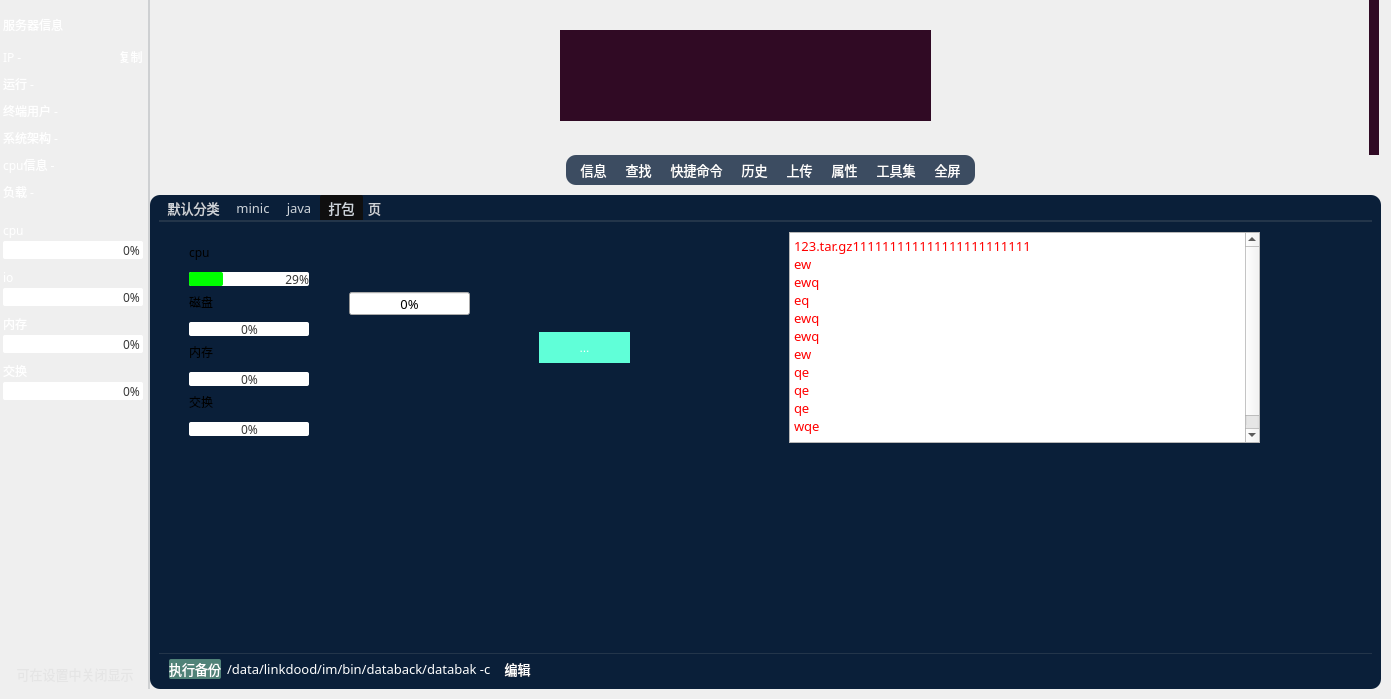
Old version of the form source/sshwidget.ui in the repository HuaGouFdog/Fdog-Kit.
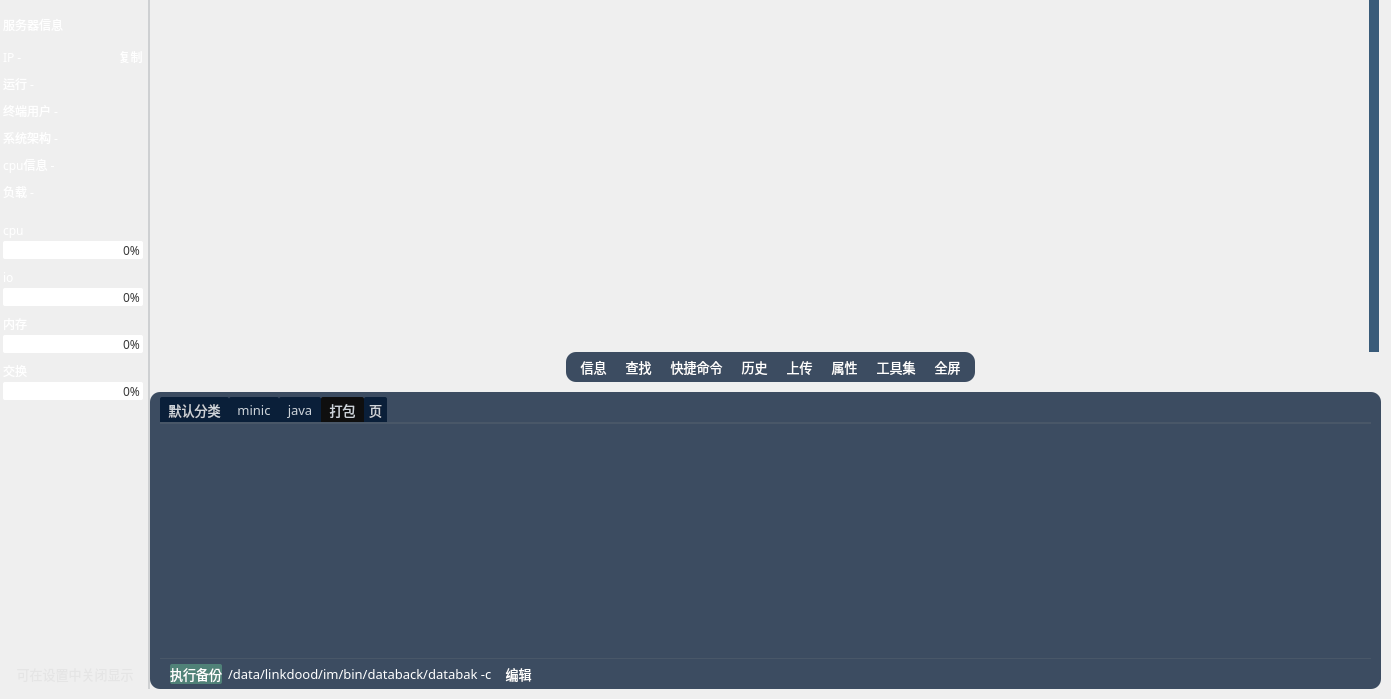
New version of the form. The open tabs and pages were chosen to show the change. Icons and pictures are not drawn.

The edit to the form file:
```diff
--- a/source/sshwidget.ui
+++ b/source/sshwidget.ui
@@ -1109,7 +1109,7 @@
                      <x>0</x>
                      <y>0</y>
                      <width>1229</width>
-                     <height>155</height>
+                     <height>349</height>
                     </rect>
                    </property>
                    <property name="sizePolicy">
@@ -1160,25 +1160,28 @@
                       </property>
                       <property name="styleSheet">
                        <string notr="true">QMenu {
-background-color: rgb(30, 34, 39);
+background-color: rgb(255, 255, 255);
 padding:10px;
 margin:10px;
 /*padding: 3px 0px 3px 0px;*/
 border-radius:6px;
 border:0px solid rgb(108, 117, 125, 65); 
+	
 }
 QMenu::item {
 	font-size: 10pt;
 	font: 10pt &quot;OPPOSans B&quot;;
 	
-	color: rgb(214, 233, 234);
-    background-color: rgb(30, 34, 39);
+	
+	color: rgb(59, 59, 59);
+    background-color: rgb(255, 255, 255);
     /*padding: 5px 25px 5px 25px;*/
     /*margin-left: 10px;*/
     /*margin-right: 10px;*/
 }
 QMenu::item:selected {
-	background-color: rgba(44, 49, 58, 250);
+	
+	background-color: rgba(167, 167, 167, 200);
 	border-radius:6px;
 
 }
@@ -1196,12 +1199,12 @@
 }
 QMenu::separator {
     height: 1px;
-    background: rgb(214, 233, 234);
+    background: rgb(80, 80, 80,200);
     /*margin-left: 10px;*/
     /*margin-right: 10px;*/
 }</string>
                       </property>
-                      <widget class="QTextEdit" name="textEdit">
+                      <widget class="QPlainTextEdit" name="plainTextEdit">
                        <property name="enabled">
                         <bool>true</bool>
                        </property>
@@ -1236,11 +1239,8 @@
                         </font>
                        </property>
                        <property name="styleSheet">
-                        <string notr="true">QTextEdit{
+                        <string notr="true">QPlainTextEdit{
 	/*background-color: rgba(0, 41, 69, 0);*/
-	
-	
-	background-color: rgb(48, 10, 36);
 	font: 12pt &quot;Cascadia Mono,OPPOSans B&quot;;
 	border: none;
 	padding-top:0px;
@@ -1251,7 +1251,7 @@
     color: rgba(0,0,0,0);
 }
 
-QTextEdit::cursor {
+QPlainTextEdit::cursor {
      background-color: red;
 }
 
@@ -1309,25 +1309,6 @@
                        <property name="lineWidth">
                         <number>1</number>
                        </property>
-                       <property name="lineWrapMode">
-                        <enum>QTextEdit::NoWrap</enum>
-                       </property>
-                       <property name="lineWrapColumnOrWidth">
-                        <number>100</number>
-                       </property>
-                       <property name="readOnly">
-                        <bool>false</bool>
-                       </property>
-                       <property name="html">
-                        <string>&lt;!DOCTYPE HTML PUBLIC &quot;-//W3C//DTD HTML 4.0//EN&quot; &quot;http://www.w3.org/TR/REC-html40/strict.dtd&quot;&gt;
-&lt;html&gt;&lt;head&gt;&lt;meta name=&quot;qrichtext&quot; content=&quot;1&quot; /&gt;&lt;style type=&quot;text/css&quot;&gt;
-p, li { white-space: pre-wrap; }
-&lt;/style&gt;&lt;/head&gt;&lt;body style=&quot; font-family:'Cascadia Mono,OPPOSans B'; font-size:12pt; font-weight:400; font-style:normal;&quot;&gt;
-&lt;p style=&quot;-qt-paragraph-type:empty; margin-top:0px; margin-bottom:0px; margin-left:0px; margin-right:0px; -qt-block-indent:0; text-indent:0px;&quot;&gt;&lt;br /&gt;&lt;/p&gt;&lt;/body&gt;&lt;/html&gt;</string>
-                       </property>
-                       <property name="textInteractionFlags">
-                        <set>Qt::TextEditorInteraction</set>
-                       </property>
                       </widget>
                      </widget>
                     </item>
@@ -1343,7 +1324,8 @@
     width: 10px;
 	/*background-color: rgba(0, 41, 69, 0);*/
 	
-	background-color: rgb(48, 10, 36);
+	
+	background-color: rgb(57, 91, 121);
     margin: 0px,0px,0px,0px;
     padding-top: 0px;		/*//隐藏上下的箭头*/
     padding-bottom: 0px;
@@ -1860,8 +1842,7 @@
            <widget class="QWidget" name="widget_3" native="true">
             <property name="styleSheet">
              <string notr="true">#widget_3 {
-	
-	background-color: rgb(10, 31, 57);
+	background-color: rgba(10, 31, 57, 200);
 	border-radius: 10px;
 }
 </string>
@@ -1871,16 +1852,16 @@
               <number>0</number>
              </property>
              <property name="leftMargin">
-              <number>9</number>
+              <number>10</number>
              </property>
              <property name="topMargin">
-              <number>0</number>
+              <number>5</number>
              </property>
              <property name="rightMargin">
-              <number>9</number>
+              <number>10</number>
              </property>
              <property name="bottomMargin">
-              <number>5</number>
+              <number>0</number>
              </property>
              <item>
               <widget class="QTabWidget" name="tabWidget">
@@ -1968,7 +1949,7 @@
                 <enum>QTabWidget::Rounded</enum>
                </property>
                <property name="currentIndex">
-                <number>3</number>
+                <number>0</number>
                </property>
                <widget class="QWidget" name="tab">
                 <attribute name="title">
@@ -1979,512 +1960,23 @@
                 <attribute name="title">
                  <string> minic </string>
                 </attribute>
-                <layout class="QHBoxLayout" name="horizontalLayout_3">
-                 <item>
-                  <widget class="QTextEdit" name="textEdit_5">
-                   <property name="font">
-                    <font>
-                     <family>OPPOSans B</family>
-                     <pointsize>10</pointsize>
-                    </font>
-                   </property>
-                  </widget>
-                 </item>
-                 <item>
-                  <widget class="QPlainTextEdit" name="plainTextEdit_2"/>
-                 </item>
-                </layout>
+                <layout class="QHBoxLayout" name="horizontalLayout_3"/>
                </widget>
                <widget class="QWidget" name="tab_3">
                 <attribute name="title">
                  <string> java </string>
                 </attribute>
-                <widget class="QTextEdit" name="textEdit_2">
-                 <property name="geometry">
-                  <rect>
-                   <x>10</x>
-                   <y>10</y>
-                   <width>561</width>
-                   <height>211</height>
-                  </rect>
-                 </property>
-                 <property name="readOnly">
-                  <bool>false</bool>
-                 </property>
-                 <property name="html">
-                  <string>&lt;!DOCTYPE HTML PUBLIC &quot;-//W3C//DTD HTML 4.0//EN&quot; &quot;http://www.w3.org/TR/REC-html40/strict.dtd&quot;&gt;
-&lt;html&gt;&lt;head&gt;&lt;meta name=&quot;qrichtext&quot; content=&quot;1&quot; /&gt;&lt;style type=&quot;text/css&quot;&gt;
-p, li { white-space: pre-wrap; }
-&lt;/style&gt;&lt;/head&gt;&lt;body style=&quot; font-family:'SimSun'; font-size:9pt; font-weight:400; font-style:normal;&quot;&gt;
-&lt;p style=&quot; margin-top:0px; margin-bottom:0px; margin-left:0px; margin-right:0px; -qt-block-indent:0; text-indent:0px;&quot;&gt;&lt;span style=&quot; font-family:'Cascadia Mono,OPPOSans B'; font-size:12pt;&quot;&gt;1\\b1&lt;/span&gt;&lt;/p&gt;&lt;/body&gt;&lt;/html&gt;</string>
-                 </property>
-                </widget>
-                <widget class="QScrollArea" name="scrollArea_2">
-                 <property name="geometry">
-                  <rect>
-                   <x>580</x>
-                   <y>160</y>
-                   <width>461</width>
-                   <height>61</height>
-                  </rect>
-                 </property>
-                 <property name="widgetResizable">
-                  <bool>true</bool>
-                 </property>
-                 <widget class="QWidget" name="scrollAreaWidgetContents_2">
-                  <property name="geometry">
-                   <rect>
-                    <x>0</x>
-                    <y>0</y>
-                    <width>500</width>
-                    <height>89</height>
-                   </rect>
-                  </property>
-                  <property name="minimumSize">
-                   <size>
-                    <width>500</width>
-                    <height>0</height>
-                   </size>
-                  </property>
-                  <layout class="QHBoxLayout" name="horizontalLayout_23">
-                   <item>
-                    <widget class="QTextEdit" name="textEdit_3">
-                     <property name="html">
-                      <string>&lt;!DOCTYPE HTML PUBLIC &quot;-//W3C//DTD HTML 4.0//EN&quot; &quot;http://www.w3.org/TR/REC-html40/strict.dtd&quot;&gt;
-&lt;html&gt;&lt;head&gt;&lt;meta name=&quot;qrichtext&quot; content=&quot;1&quot; /&gt;&lt;style type=&quot;text/css&quot;&gt;
-p, li { white-space: pre-wrap; }
-&lt;/style&gt;&lt;/head&gt;&lt;body style=&quot; font-family:'SimSun'; font-size:9pt; font-weight:400; font-style:normal;&quot;&gt;
-&lt;p style=&quot; margin-top:0px; margin-bottom:0px; margin-left:0px; margin-right:0px; -qt-block-indent:0; text-indent:0px;&quot;&gt;111111111111111&lt;/p&gt;
-&lt;p style=&quot; margin-top:0px; margin-bottom:0px; margin-left:0px; margin-right:0px; -qt-block-indent:0; text-indent:0px;&quot;&gt;111111111111111111111111111111111111111111111&lt;/p&gt;
-&lt;p style=&quot; margin-top:0px; margin-bottom:0px; margin-left:0px; margin-right:0px; -qt-block-indent:0; text-indent:0px;&quot;&gt;111111111111111&lt;/p&gt;
-&lt;p style=&quot; margin-top:0px; margin-bottom:0px; margin-left:0px; margin-right:0px; -qt-block-indent:0; text-indent:0px;&quot;&gt;111111111111111111111111111111&lt;/p&gt;
-&lt;p style=&quot; margin-top:0px; margin-bottom:0px; margin-left:0px; margin-right:0px; -qt-block-indent:0; text-indent:0px;&quot;&gt;111111111111111&lt;/p&gt;
-&lt;p style=&quot; margin-top:0px; margin-bottom:0px; margin-left:0px; margin-right:0px; -qt-block-indent:0; text-indent:0px;&quot;&gt;111111111111111111111111111111111111111111111111111111111111111111111111111111111111111111&lt;/p&gt;
-&lt;p style=&quot; margin-top:0px; margin-bottom:0px; margin-left:0px; margin-right:0px; -qt-block-indent:0; text-indent:0px;&quot;&gt;111111111111111&lt;/p&gt;
-&lt;p style=&quot; margin-top:0px; margin-bottom:0px; margin-left:0px; margin-right:0px; -qt-block-indent:0; text-indent:0px;&quot;&gt;111111111111111111111111111111111111111111111111111111111111&lt;/p&gt;
-&lt;p style=&quot;-qt-paragraph-type:empty; margin-top:0px; margin-bottom:0px; margin-left:0px; margin-right:0px; -qt-block-indent:0; text-indent:0px;&quot;&gt;&lt;br /&gt;&lt;/p&gt;
-&lt;p style=&quot; margin-top:0px; margin-bottom:0px; margin-left:0px; margin-right:0px; -qt-block-indent:0; text-indent:0px;&quot;&gt;111111111111111&lt;/p&gt;&lt;/body&gt;&lt;/html&gt;</string>
-                     </property>
-                    </widget>
-                   </item>
-                  </layout>
-                 </widget>
-                </widget>
-                <widget class="QLineEdit" name="lineEdit">
-                 <property name="geometry">
-                  <rect>
-                   <x>610</x>
-                   <y>20</y>
-                   <width>221</width>
-                   <height>31</height>
-                  </rect>
-                 </property>
-                </widget>
-                <widget class="QPushButton" name="pushButton">
-                 <property name="geometry">
-                  <rect>
-                   <x>850</x>
-                   <y>20</y>
-                   <width>75</width>
-                   <height>31</height>
-                  </rect>
-                 </property>
-                 <property name="text">
-                  <string>PushButton</string>
-                 </property>
-                </widget>
                </widget>
                <widget class="QWidget" name="tab_4">
                 <attribute name="title">
                  <string> 打包 </string>
                 </attribute>
-                <widget class="QProgressBar" name="progressBar_swap_2">
-                 <property name="geometry">
-                  <rect>
-                   <x>30</x>
-                   <y>200</y>
-                   <width>120</width>
-                   <height>14</height>
-                  </rect>
-                 </property>
-                 <property name="minimumSize">
-                  <size>
-                   <width>120</width>
-                   <height>14</height>
-                  </size>
-                 </property>
-                 <property name="maximumSize">
-                  <size>
-                   <width>120</width>
-                   <height>14</height>
-                  </size>
-                 </property>
-                 <property name="font">
-                  <font>
-                   <family>OPPOSans B</family>
-                   <pointsize>9</pointsize>
-                  </font>
-                 </property>
-                 <property name="styleSheet">
-                  <string notr="true">QProgressBar {
-	border: 0px solid;
-	
-	border-color: rgb(180, 180, 180);
-	border-radius: 2px; 
-	background-color: #FFFFFF; 
-	text-align:center; 
-	color: rgba(0, 0, 0, 200);
-}
-
-QProgressBar:chunk{
-	border-radius:2px;
-	
-	background-color: rgb(0, 255, 0);
-}</string>
-                 </property>
-                 <property name="value">
-                  <number>0</number>
-                 </property>
-                 <property name="textDirection">
-                  <enum>QProgressBar::TopToBottom</enum>
-                 </property>
-                 <property name="format">
-                  <string>%p%</string>
-                 </property>
-                </widget>
-                <widget class="QProgressBar" name="progressBar_cpu_2">
-                 <property name="geometry">
-                  <rect>
-                   <x>30</x>
-                   <y>50</y>
-                   <width>120</width>
-                   <height>14</height>
-                  </rect>
-                 </property>
-                 <property name="minimumSize">
-                  <size>
-                   <width>120</width>
-                   <height>14</height>
-                  </size>
-                 </property>
-                 <property name="maximumSize">
-                  <size>
-                   <width>120</width>
-                   <height>14</height>
-                  </size>
-                 </property>
-                 <property name="font">
-                  <font>
-                   <family>OPPOSans B</family>
-                   <pointsize>9</pointsize>
-                   <stylestrategy>PreferAntialias</stylestrategy>
-                  </font>
-                 </property>
-                 <property name="styleSheet">
-                  <string notr="true">QProgressBar {
-	border: 0px solid;
-	
-	border-color: rgb(180, 180, 180);
-	border-radius: 2px; 
-	background-color: #FFFFFF; 
-	text-align:right; 
-	color: rgba(0, 0, 0, 200);
-}
-
-QProgressBar:chunk{
-	border-radius:2px;
-	
-	background-color: rgb(0, 255, 0);
-}</string>
-                 </property>
-                 <property name="value">
-                  <number>29</number>
-                 </property>
-                 <property name="alignment">
-                  <set>Qt::AlignRight|Qt::AlignTrailing|Qt::AlignVCenter</set>
-                 </property>
-                 <property name="orientation">
-                  <enum>Qt::Horizontal</enum>
-                 </property>
-                 <property name="textDirection">
-                  <enum>QProgressBar::TopToBottom</enum>
-                 </property>
-                 <property name="format">
-                  <string>%p%</string>
-                 </property>
-                </widget>
-                <widget class="QLabel" name="label_swap_2">
-                 <property name="geometry">
-                  <rect>
-                   <x>30</x>
-                   <y>170</y>
-                   <width>30</width>
-                   <height>20</height>
-                  </rect>
-                 </property>
-                 <property name="font">
-                  <font>
-                   <family>OPPOSans B</family>
-                   <pointsize>9</pointsize>
-                   <stylestrategy>PreferAntialias</stylestrategy>
-                  </font>
-                 </property>
-                 <property name="text">
-                  <string>交换</string>
-                 </property>
-                </widget>
-                <widget class="QLabel" name="label_cpu_2">
-                 <property name="geometry">
-                  <rect>
-                   <x>30</x>
-                   <y>20</y>
-                   <width>30</width>
-                   <height>20</height>
-                  </rect>
-                 </property>
-                 <property name="font">
-                  <font>
-                   <family>OPPOSans B</family>
-                   <pointsize>9</pointsize>
-                   <stylestrategy>PreferAntialias</stylestrategy>
-                  </font>
-                 </property>
-                 <property name="text">
-                  <string>cpu</string>
-                 </property>
-                </widget>
-                <widget class="QProgressBar" name="progressBar_mem_2">
-                 <property name="geometry">
-                  <rect>
-                   <x>30</x>
-                   <y>150</y>
-                   <width>120</width>
-                   <height>14</height>
-                  </rect>
-                 </property>
-                 <property name="minimumSize">
-                  <size>
-                   <width>120</width>
-                   <height>14</height>
-                  </size>
-                 </property>
-                 <property name="maximumSize">
-                  <size>
-                   <width>120</width>
-                   <height>14</height>
-                  </size>
-                 </property>
-                 <property name="font">
-                  <font>
-                   <family>OPPOSans B</family>
-                   <pointsize>9</pointsize>
-                  </font>
-                 </property>
-                 <property name="styleSheet">
-                  <string notr="true">QProgressBar {
-	border: 0px solid;
-	
-	border-color: rgb(180, 180, 180);
-	border-radius: 2px; 
-	background-color: #FFFFFF; 
-	text-align:center; 
-	color: rgba(0, 0, 0, 200);
-}
-
-QProgressBar:chunk{
-	border-radius:2px;
-	
-	background-color: rgb(0, 255, 0);
-}</string>
-                 </property>
-                 <property name="value">
-                  <number>0</number>
-                 </property>
-                 <property name="format">
-                  <string>%p%</string>
-                 </property>
-                </widget>
-                <widget class="QLabel" name="label_disk_2">
-                 <property name="geometry">
-                  <rect>
-                   <x>30</x>
-                   <y>70</y>
-                   <width>30</width>
-                   <height>20</height>
-                  </rect>
-                 </property>
-                 <property name="font">
-                  <font>
-                   <family>OPPOSans B</family>
-                   <pointsize>9</pointsize>
-                   <stylestrategy>PreferAntialias</stylestrategy>
-                  </font>
-                 </property>
-                 <property name="text">
-                  <string>磁盘</string>
-                 </property>
-                </widget>
-                <widget class="QLabel" name="label_mem_2">
-                 <property name="geometry">
-                  <rect>
-                   <x>30</x>
-                   <y>120</y>
-                   <width>30</width>
-                   <height>20</height>
-                  </rect>
-                 </property>
-                 <property name="font">
-                  <font>
-                   <family>OPPOSans B</family>
-                   <pointsize>9</pointsize>
-                   <stylestrategy>PreferAntialias</stylestrategy>
-                  </font>
-                 </property>
-                 <property name="text">
-                  <string>内存</string>
-                 </property>
-                </widget>
-                <widget class="QProgressBar" name="progressBar_disk_2">
-                 <property name="geometry">
-                  <rect>
-                   <x>30</x>
-                   <y>100</y>
-                   <width>120</width>
-                   <height>14</height>
-                  </rect>
-                 </property>
-                 <property name="minimumSize">
-                  <size>
-                   <width>120</width>
-                   <height>14</height>
-                  </size>
-                 </property>
-                 <property name="maximumSize">
-                  <size>
-                   <width>120</width>
-                   <height>14</height>
-                  </size>
-                 </property>
-                 <property name="font">
-                  <font>
-                   <family>OPPOSans B</family>
-                   <pointsize>9</pointsize>
-                  </font>
-                 </property>
-                 <property name="styleSheet">
-                  <string notr="true">QProgressBar {
-	border: 0px solid;
-	
-	border-color: rgb(180, 180, 180);
-	border-radius: 2px; 
-	background-color: #FFFFFF; 
-	text-align:center; 
-	color: rgba(0, 0, 0, 200);
-}
-
-QProgressBar:chunk{
-	border-radius:2px;
-	
-	background-color: rgb(0, 255, 0);
-}</string>
-                 </property>
-                 <property name="value">
-                  <number>0</number>
-                 </property>
-                 <property name="format">
-                  <string>%p%</string>
-                 </property>
-                </widget>
-                <widget class="QProgressBar" name="progressBar">
-                 <property name="geometry">
-                  <rect>
-                   <x>190</x>
-                   <y>70</y>
-                   <width>121</width>
-                   <height>23</height>
-                  </rect>
-                 </property>
-                 <property name="font">
-                  <font>
-                   <family>OPPOSans B</family>
-                   <pointsize>10</pointsize>
-                   <stylestrategy>PreferAntialias</stylestrategy>
-                  </font>
-                 </property>
-                 <property name="maximum">
-                  <number>100</number>
-                 </property>
-                 <property name="value">
-                  <number>0</number>
-                 </property>
-                 <property name="alignment">
-                  <set>Qt::AlignLeading|Qt::AlignLeft|Qt::AlignVCenter</set>
-                 </property>
-                 <property name="invertedAppearance">
-                  <bool>false</bool>
-                 </property>
-                </widget>
-                <widget class="QTextEdit" name="textEdit_4">
-                 <property name="geometry">
-                  <rect>
-                   <x>630</x>
-                   <y>10</y>
-                   <width>471</width>
-                   <height>211</height>
-                  </rect>
-                 </property>
-                 <property name="font">
-                  <font>
-                   <family>OPPOSans B</family>
-                   <pointsize>10</pointsize>
-                   <stylestrategy>PreferAntialias</stylestrategy>
-                  </font>
-                 </property>
-                 <property name="html">
-                  <string>&lt;!DOCTYPE HTML PUBLIC &quot;-//W3C//DTD HTML 4.0//EN&quot; &quot;http://www.w3.org/TR/REC-html40/strict.dtd&quot;&gt;
-&lt;html&gt;&lt;head&gt;&lt;meta name=&quot;qrichtext&quot; content=&quot;1&quot; /&gt;&lt;style type=&quot;text/css&quot;&gt;
-p, li { white-space: pre-wrap; }
-&lt;/style&gt;&lt;/head&gt;&lt;body style=&quot; font-family:'OPPOSans B'; font-size:10pt; font-weight:400; font-style:normal;&quot;&gt;
-&lt;p style=&quot; margin-top:0px; margin-bottom:0px; margin-left:0px; margin-right:0px; -qt-block-indent:0; text-indent:0px;&quot;&gt;&lt;span style=&quot; color:#ff0000;&quot;&gt;123.tar.gz111111111111111111111111&lt;/span&gt;&lt;/p&gt;
-&lt;p style=&quot; margin-top:0px; margin-bottom:0px; margin-left:0px; margin-right:0px; -qt-block-indent:0; text-indent:0px;&quot;&gt;&lt;span style=&quot; color:#ff0000;&quot;&gt;ew&lt;/span&gt;&lt;/p&gt;
-&lt;p style=&quot; margin-top:0px; margin-bottom:0px; margin-left:0px; margin-right:0px; -qt-block-indent:0; text-indent:0px;&quot;&gt;&lt;span style=&quot; color:#ff0000;&quot;&gt;ewq&lt;/span&gt;&lt;/p&gt;
-&lt;p style=&quot; margin-top:0px; margin-bottom:0px; margin-left:0px; margin-right:0px; -qt-block-indent:0; text-indent:0px;&quot;&gt;&lt;span style=&quot; color:#ff0000;&quot;&gt;eq&lt;/span&gt;&lt;/p&gt;
-&lt;p style=&quot; margin-top:0px; margin-bottom:0px; margin-left:0px; margin-right:0px; -qt-block-indent:0; text-indent:0px;&quot;&gt;&lt;span style=&quot; color:#ff0000;&quot;&gt;ewq&lt;/span&gt;&lt;/p&gt;
-&lt;p style=&quot; margin-top:0px; margin-bottom:0px; margin-left:0px; margin-right:0px; -qt-block-indent:0; text-indent:0px;&quot;&gt;&lt;span style=&quot; color:#ff0000;&quot;&gt;ewq&lt;/span&gt;&lt;/p&gt;
-&lt;p style=&quot; margin-top:0px; margin-bottom:0px; margin-left:0px; margin-right:0px; -qt-block-indent:0; text-indent:0px;&quot;&gt;&lt;span style=&quot; color:#ff0000;&quot;&gt;ew&lt;/span&gt;&lt;/p&gt;
-&lt;p style=&quot; margin-top:0px; margin-bottom:0px; margin-left:0px; margin-right:0px; -qt-block-indent:0; text-indent:0px;&quot;&gt;&lt;span style=&quot; color:#ff0000;&quot;&gt;qe&lt;/span&gt;&lt;/p&gt;
-&lt;p style=&quot; margin-top:0px; margin-bottom:0px; margin-left:0px; margin-right:0px; -qt-block-indent:0; text-indent:0px;&quot;&gt;&lt;span style=&quot; color:#ff0000;&quot;&gt;qe&lt;/span&gt;&lt;/p&gt;
-&lt;p style=&quot; margin-top:0px; margin-bottom:0px; margin-left:0px; margin-right:0px; -qt-block-indent:0; text-indent:0px;&quot;&gt;&lt;span style=&quot; color:#ff0000;&quot;&gt;qe&lt;/span&gt;&lt;/p&gt;
-&lt;p style=&quot; margin-top:0px; margin-bottom:0px; margin-left:0px; margin-right:0px; -qt-block-indent:0; text-indent:0px;&quot;&gt;&lt;span style=&quot; color:#ff0000;&quot;&gt;wqe&lt;/span&gt;&lt;/p&gt;
-&lt;p style=&quot; margin-top:0px; margin-bottom:0px; margin-left:0px; margin-right:0px; -qt-block-indent:0; text-indent:0px;&quot;&gt;&lt;span style=&quot; color:#ff0000;&quot;&gt;q&lt;/span&gt;&lt;/p&gt;&lt;/body&gt;&lt;/html&gt;</string>
-                 </property>
-                </widget>
-                <widget class="QToolButton" name="toolButton_2">
-                 <property name="geometry">
-                  <rect>
-                   <x>380</x>
-                   <y>110</y>
-                   <width>91</width>
-                   <height>31</height>
-                  </rect>
-                 </property>
-                 <property name="styleSheet">
-                  <string notr="true">background-color: rgb(96, 255, 216);</string>
-                 </property>
-                 <property name="text">
-                  <string>...</string>
-                 </property>
-                </widget>
                </widget>
                <widget class="QWidget" name="tab_5">
                 <attribute name="title">
                  <string>页</string>
                 </attribute>
-                <layout class="QVBoxLayout" name="verticalLayout_9">
-                 <item>
-                  <widget class="QPlainTextEdit" name="plainTextEdit"/>
-                 </item>
-                </layout>
+                <layout class="QVBoxLayout" name="verticalLayout_9"/>
                </widget>
               </widget>
              </item>
```
